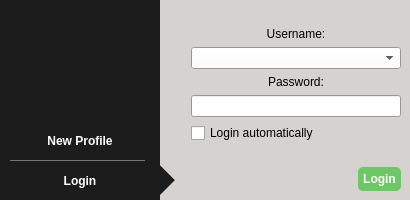
Qt form src/loginscreen.ui (qTox/qTox) before a commit.
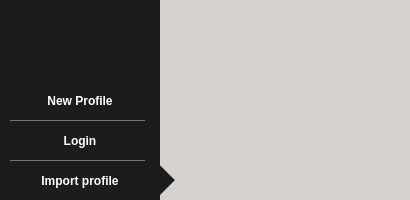
The same form after that commit. The open tabs and pages were chosen to show the change. Icons and pictures are not drawn.

Commit message: add stackwidget to import profile

The edit to the form file:
```diff
--- a/src/loginscreen.ui
+++ b/src/loginscreen.ui
@@ -1021,12 +1021,45 @@
      </item>
     </layout>
    </widget>
+   <widget class="QWidget" name="importProfilePage">
+    <layout class="QHBoxLayout" name="horizontalLayout_7">
+     <property name="spacing">
+      <number>0</number>
+     </property>
+     <property name="leftMargin">
+      <number>0</number>
+     </property>
+     <property name="topMargin">
+      <number>0</number>
+     </property>
+     <property name="rightMargin">
+      <number>0</number>
+     </property>
+     <property name="bottomMargin">
+      <number>0</number>
+     </property>
+     <item>
+      <widget class="QLabel" name="triangleImport">
+       <property name="styleSheet">
+        <string notr="true">border-style: solid;
+border-width: 15px 0 15px 15px;
+border-color: #d6d2cf #d6d2cf #d6d2cf #1c1c1c;
+margin-top:165px;
+margin-bottom:5px;</string>
+       </property>
+       <property name="text">
+        <string/>
+       </property>
+      </widget>
+     </item>
+    </layout>
+   </widget>
   </widget>
   <widget class="Line" name="line">
    <property name="geometry">
     <rect>
      <x>10</x>
-     <y>160</y>
+     <y>120</y>
      <width>135</width>
      <height>1</height>
     </rect>
@@ -1079,7 +1112,7 @@
    <property name="geometry">
     <rect>
      <x>0</x>
-     <y>130</y>
+     <y>90</y>
      <width>160</width>
      <height>22</height>
     </rect>
@@ -1105,7 +1138,7 @@
    <property name="geometry">
     <rect>
      <x>0</x>
-     <y>170</y>
+     <y>130</y>
      <width>160</width>
      <height>22</height>
     </rect>
@@ -1131,9 +1164,9 @@
    <property name="geometry">
     <rect>
      <x>30</x>
-     <y>15</y>
-     <width>100</width>
-     <height>100</height>
+     <y>10</y>
+     <width>101</width>
+     <height>71</height>
     </rect>
    </property>
    <property name="text">
@@ -1146,6 +1179,85 @@
     <bool>true</bool>
    </property>
   </widget>
+  <widget class="Line" name="line2">
+   <property name="geometry">
+    <rect>
+     <x>10</x>
+     <y>160</y>
+     <width>135</width>
+     <height>1</height>
+    </rect>
+   </property>
+   <property name="palette">
+    <palette>
+     <active>
+      <colorrole role="WindowText">
+       <brush brushstyle="SolidPattern">
+        <color alpha="255">
+         <red>117</red>
+         <green>117</green>
+         <blue>117</blue>
+        </color>
+       </brush>
+      </colorrole>
+     </active>
+     <inactive>
+      <colorrole role="WindowText">
+       <brush brushstyle="SolidPattern">
+        <color alpha="255">
+         <red>117</red>
+         <green>117</green>
+         <blue>117</blue>
+        </color>
+       </brush>
+      </colorrole>
+     </inactive>
+     <disabled>
+      <colorrole role="WindowText">
+       <brush brushstyle="SolidPattern">
+        <color alpha="255">
+         <red>128</red>
+         <green>128</green>
+         <blue>128</blue>
+        </color>
+       </brush>
+      </colorrole>
+     </disabled>
+    </palette>
+   </property>
+   <property name="frameShadow">
+    <enum>QFrame::Plain</enum>
+   </property>
+   <property name="orientation">
+    <enum>Qt::Horizontal</enum>
+   </property>
+  </widget>
+  <widget class="QPushButton" name="importProfilePgbtn">
+   <property name="geometry">
+    <rect>
+     <x>0</x>
+     <y>170</y>
+     <width>160</width>
+     <height>22</height>
+    </rect>
+   </property>
+   <property name="font">
+    <font>
+     <weight>75</weight>
+     <bold>true</bold>
+    </font>
+   </property>
+   <property name="styleSheet">
+    <string notr="true">border:none;
+color:white;</string>
+   </property>
+   <property name="text">
+    <string>Import profile</string>
+   </property>
+   <property name="flat">
+    <bool>true</bool>
+   </property>
+  </widget>
  </widget>
  <resources>
   <include location="../../res.qrc"/>
```
Left out of the diff: 22 changed lines with no effect on the pictures. The commit also changes 2 other files.
